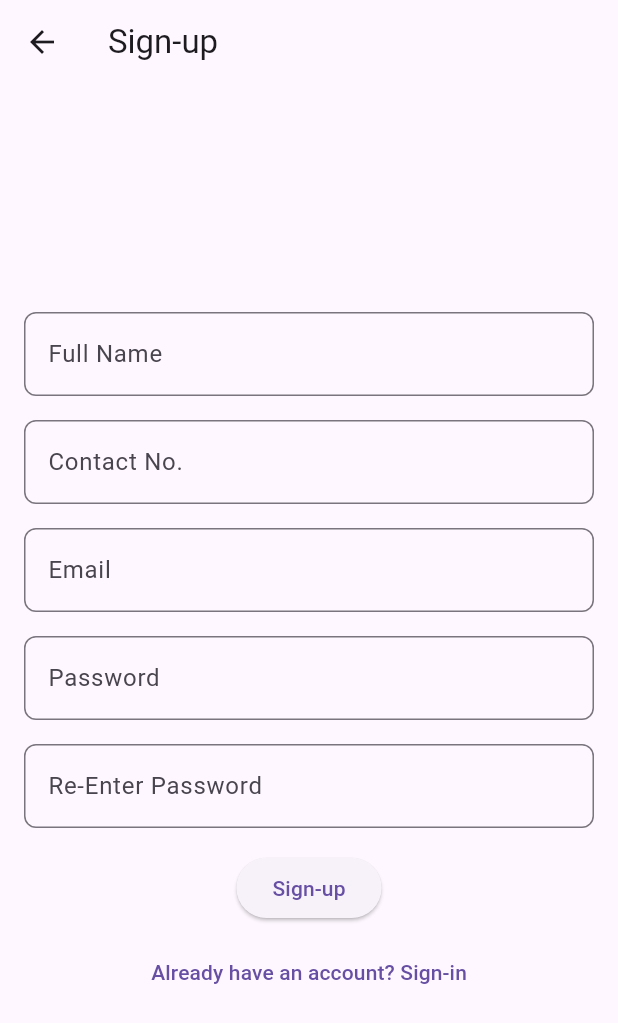
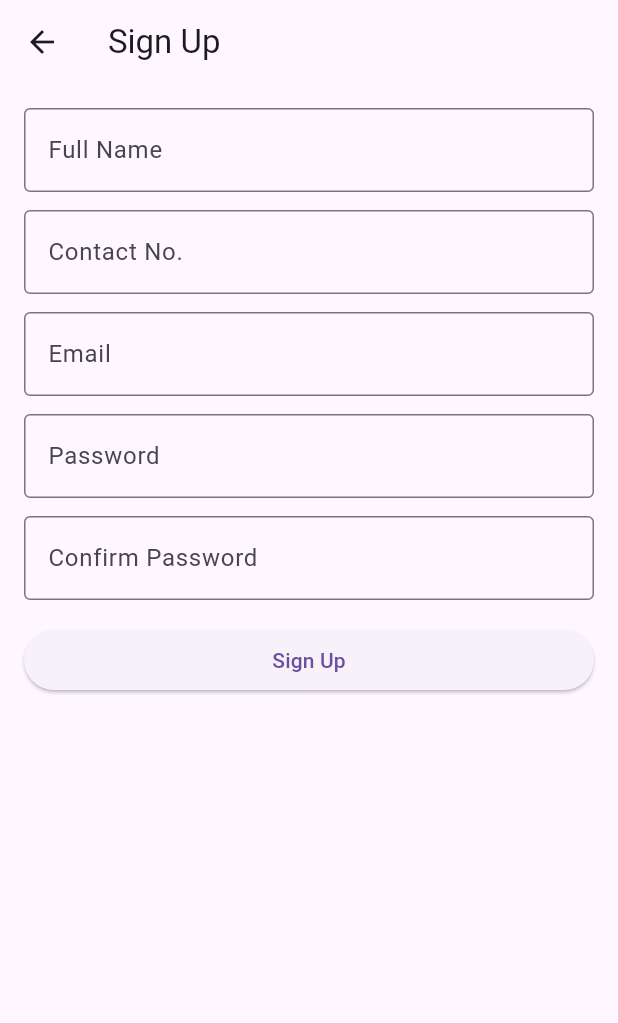
Before and after one commit to AbuhurairahFaheem/Car_Rental_App, a Flutter app: the SignUpScreen screen opened directly, on a phone screen of 412 x 824 dp. Shown: the top 1023 px of the screen. Run offline on Flutter 3.47's test engine with Material 3 defaults, Android fonts, the phone set to English and light mode, and no system bars; our stand-ins replace carousel_slider, firebase_auth, firebase_core, firebase_database; accounts and stored records are empty.

Commit message:
Added phone number verification in sign-up + refactored whole code of sign-up screen to make it understandable.

```diff
--- a/lib/screens/signup_page.dart
+++ b/lib/screens/signup_page.dart
@@ -145,305 +145,146 @@
 import 'package:flutter/material.dart';
 import 'package:firebase_auth/firebase_auth.dart';
 import 'package:firebase_database/firebase_database.dart';
-
+import '../models/user_models.dart';
+import '../widgets/custom_text_field.dart';
+import '../utils/validators.dart';
 
 class SignUpScreen extends StatefulWidget {
   const SignUpScreen({super.key});
 
   @override
-  _SignUpScreenState createState() => _SignUpScreenState();
+  State<SignUpScreen> createState() => _SignUpScreenState();
 }
 
 class _SignUpScreenState extends State<SignUpScreen> {
   final _formKey = GlobalKey<FormState>();
-  final _formData = SignUpFormData();
+  final nameController = TextEditingController();
+  final contactController = TextEditingController();
+  final emailController = TextEditingController();
+  final passwordController = TextEditingController();
+  final confirmPasswordController = TextEditingController();
 
-  void _signUp() async {
+  Future<void> _signUp() async {
     if (_formKey.currentState!.validate()) {
       try {
-        // Create user with email and password
-        UserCredential userCredential = await FirebaseAuth.instance
+        // Step 1: Create Firebase Auth user
+        final authResult = await FirebaseAuth.instance
             .createUserWithEmailAndPassword(
-          email: _formData.emailController.text.trim(),
-          password: _formData.passwordController.text.trim(),
+          email: emailController.text.trim(),
+          password: passwordController.text.trim(),
+        );
+        final uid = authResult.user!.uid;
+
+        // Step 2: Create UserModel object
+        final user = UserModel(
+          uid: uid,
+          fullName: nameController.text.trim(),
+          contact: contactController.text.trim(),
+          email: emailController.text.trim(),
         );
 
-        // Get the UID of the created user
-        String uid = userCredential.user!.uid;
+        // Step 3: Save to Firebase Realtime DB
+        await FirebaseDatabase.instance.ref("users/$uid").set(user.toJson());
 
-        // Store additional user info in Realtime Database
-        DatabaseReference ref = FirebaseDatabase.instance.ref("users/$uid");
-
-        await ref.set({
-          "fullName": _formData.nameController.text.trim(),
-          "contact": _formData.contactController.text.trim(),
-          "email": _formData.emailController.text.trim(),
-        });
-
-        // Now start phone number verification process
-        await _verifyPhoneNumber(uid); // Proceed to phone verification
+        // Step 4: Start phone verification
+        await _verifyPhoneNumber(uid);
 
         ScaffoldMessenger.of(context).showSnackBar(
-          const SnackBar(content: Text('Account created successfully!')),
+          const SnackBar(content: Text('Account created!')),
         );
         Navigator.pop(context);
       } on FirebaseAuthException catch (e) {
         String message = 'Registration failed';
         if (e.code == 'email-already-in-use') {
-          message = 'This email is already in use.';
+          message = 'Email is already in use';
         } else if (e.code == 'weak-password') {
-          message = 'Password is too weak.';
+          message = 'Weak password';
         }
-        ScaffoldMessenger.of(context).showSnackBar(
-          SnackBar(content: Text(message)),
-        );
-      } catch (e) {
-        ScaffoldMessenger.of(context).showSnackBar(
-          SnackBar(content: Text('Error: ${e.toString()}')),
-        );
+        ScaffoldMessenger.of(context).showSnackBar(SnackBar(content: Text(message)));
       }
     }
   }
 
   Future<void> _verifyPhoneNumber(String uid) async {
-    String phoneNumber = _formData.contactController.text.trim();
+    final phone = contactController.text.trim();
 
     await FirebaseAuth.instance.verifyPhoneNumber(
-      phoneNumber: phoneNumber,
-      verificationCompleted: (PhoneAuthCredential credential) async {
-        // If auto-verification happens, sign in the user directly
+      phoneNumber: phone,
+      verificationCompleted: (credential) async {
         await FirebaseAuth.instance.signInWithCredential(credential);
-        // Link the phone to the user account
-        await _linkPhoneToUser(uid, credential);
+        await _linkPhone(uid, credential);
       },
-      verificationFailed: (FirebaseAuthException e) {
-        print('Phone verification failed: ${e.message}');
-      },
-      codeSent: (String verificationId, int? resendToken) {
-        // Store the verification ID for later use
-        _showOTPDialog(verificationId, uid);
-      },
-      codeAutoRetrievalTimeout: (String verificationId) {
-        // Timeout, handle appropriately
-      },
+      verificationFailed: (e) => print('Phone verify error: ${e.message}'),
+      codeSent: (verificationId, _) => _showOtpDialog(verificationId, uid),
+      codeAutoRetrievalTimeout: (_) {},
     );
   }
 
-  void _showOTPDialog(String verificationId, String uid) {
-    final TextEditingController otpController = TextEditingController();
+  void _showOtpDialog(String verificationId, String uid) {
+    final otpController = TextEditingController();
 
     showDialog(
       context: context,
-      builder: (BuildContext context) {
-        return AlertDialog(
-          title: Text("Enter OTP"),
-          content: TextField(
-            controller: otpController,
-            decoration: InputDecoration(hintText: "Enter OTP sent to your phone"),
-          ),
+      builder: (_) => AlertDialog(
+        title: const Text("Enter OTP"),
+        content: TextField(controller: otpController),
         actions: [
           TextButton(
             onPressed: () async {
-                // Get OTP entered by the user
-                String smsCode = otpController.text.trim();
-
-                // Create PhoneAuthCredential with verificationId and smsCode
-                PhoneAuthCredential credential = PhoneAuthProvider.credential(
+              final smsCode = otpController.text.trim();
+              final credential = PhoneAuthProvider.credential(
                 verificationId: verificationId,
                 smsCode: smsCode,
               );
-
-                // Sign in with the credential
               await FirebaseAuth.instance.signInWithCredential(credential);
-
-                // Link phone number to Firebase account
-                await _linkPhoneToUser(uid, credential);
-
+              await _linkPhone(uid, credential);
               Navigator.pop(context);
             },
-              child: Text('Verify'),
+            child: const Text("Verify"),
           ),
         ],
-        );
-      },
+      ),
     );
   }
 
-  Future<void> _linkPhoneToUser(String uid, PhoneAuthCredential credential) async {
-    User? user = FirebaseAuth.instance.currentUser;
-
-    // Link the phone credential to the existing user
-    await user!.linkWithCredential(credential);
-
-    // Now you can update the phone number in the database too
-    DatabaseReference ref = FirebaseDatabase.instance.ref("users/$uid");
-    await ref.update({"phone": _formData.contactController.text.trim()});
+  Future<void> _linkPhone(String uid, PhoneAuthCredential credential) async {
+    await FirebaseAuth.instance.currentUser?.linkWithCredential(credential);
+    await FirebaseDatabase.instance
+        .ref("users/$uid")
+        .update({'phone': contactController.text.trim()});
   }
 
   @override
   Widget build(BuildContext context) {
     return Scaffold(
-      appBar: AppBar(title: const Text('Sign-up')),
+      appBar: AppBar(title: const Text('Sign Up')),
       body: Padding(
-        padding: const EdgeInsets.all(16.0),
-        child: Center(
-          child: SingleChildScrollView(
-            child: SignUpForm(
-              formKey: _formKey,
-              formData: _formData,
-              onSubmit: _signUp,
-              onNavigateToLogin: () => Navigator.pop(context),
+        padding: const EdgeInsets.all(16),
+        child: Form(
+          key: _formKey,
+          child: ListView(
+            shrinkWrap: true,
+            children: [
+              CustomTextField(label: 'Full Name', controller: nameController, validator: Validators.validateName),
+              const SizedBox(height: 12),
+              CustomTextField(label: 'Contact No.', controller: contactController, keyboardType: TextInputType.phone, validator: Validators.validateContact),
+              const SizedBox(height: 12),
+              CustomTextField(label: 'Email', controller: emailController, keyboardType: TextInputType.emailAddress, validator: Validators.validateEmail),
+              const SizedBox(height: 12),
+              CustomTextField(label: 'Password', controller: passwordController, obscureText: true, validator: Validators.validatePassword),
+              const SizedBox(height: 12),
+              CustomTextField(
+                label: 'Confirm Password',
+                controller: confirmPasswordController,
+                obscureText: true,
+                validator: (value) => Validators.validateConfirmPassword(value, passwordController.text),
               ),
+              const SizedBox(height: 16),
+              ElevatedButton(onPressed: _signUp, child: const Text('Sign Up')),
+            ],
           ),
         ),
       ),
     );
   }
 }
-
-// Data Holder (Single Responsibility)
-class SignUpFormData {
-  final nameController = TextEditingController();
-  final contactController = TextEditingController();
-  final emailController = TextEditingController();
-  final passwordController = TextEditingController();
-  final confirmPasswordController = TextEditingController();
-}
-
-// Form Widget (Open/Closed Principle)
-class SignUpForm extends StatelessWidget {
-  final GlobalKey<FormState> formKey;
-  final SignUpFormData formData;
-  final VoidCallback onSubmit;
-  final VoidCallback onNavigateToLogin;
-
-  const SignUpForm({
-    super.key,
-    required this.formKey,
-    required this.formData,
-    required this.onSubmit,
-    required this.onNavigateToLogin,
-  });
-
-  @override
-  Widget build(BuildContext context) {
-    return Form(
-      key: formKey,
-      child: Column(
-        children: [
-          CustomTextField(
-            label: 'Full Name',
-            controller: formData.nameController,
-            validator: Validators.validateName,
-          ),
-          const SizedBox(height: 16),
-          CustomTextField(
-            label: 'Contact No.',
-            controller: formData.contactController,
-            keyboardType: TextInputType.phone,
-            validator: Validators.validateContact,
-          ),
-          const SizedBox(height: 16),
-          CustomTextField(
-            label: 'Email',
-            controller: formData.emailController,
-            keyboardType: TextInputType.emailAddress,
-            validator: Validators.validateEmail,
-          ),
-          const SizedBox(height: 16),
-          CustomTextField(
-            label: 'Password',
-            controller: formData.passwordController,
-            obscureText: true,
-            validator: Validators.validatePassword,
-          ),
-          const SizedBox(height: 16),
-          CustomTextField(
-            label: 'Re-Enter Password',
-            controller: formData.confirmPasswordController,
-            obscureText: true,
-            validator:
-                (value) => Validators.validateConfirmPassword(
-                  value,
-                  formData.passwordController.text,
-                ),
-          ),
-          const SizedBox(height: 16),
-          ElevatedButton(onPressed: onSubmit, child: const Text('Sign-up')),
-          const SizedBox(height: 8),
-          TextButton(
-            onPressed: onNavigateToLogin,
-            child: const Text('Already have an account? Sign-in'),
-          ),
-        ],
-      ),
-    );
-  }
-}
-
-// Reusable Input Field Widget (Liskov + Interface Segregation)
-class CustomTextField extends StatelessWidget {
-  final String label;
-  final TextEditingController controller;
-  final TextInputType keyboardType;
-  final bool obscureText;
-  final String? Function(String?) validator;
-
-  const CustomTextField({
-    super.key,
-    required this.label,
-    required this.controller,
-    required this.validator,
-    this.keyboardType = TextInputType.text,
-    this.obscureText = false,
-  });
-
-  @override
-  Widget build(BuildContext context) {
-    return TextFormField(
-      controller: controller,
-      keyboardType: keyboardType,
-      obscureText: obscureText,
-      decoration: InputDecoration(
-        labelText: label,
-        border: OutlineInputBorder(borderRadius: BorderRadius.circular(8)),
-      ),
-      validator: validator,
-    );
-  }
-}
-
-// Validator Utility Class (Single Responsibility)
-class Validators {
-  static String? validateName(String? value) {
-    if (value == null || value.isEmpty) return 'Please enter your full name';
-    return null;
-  }
-
-  static String? validateContact(String? value) {
-    if (value == null || value.isEmpty)
-      return 'Please enter your contact number';
-    if (!RegExp(r'^\d{10,15}$').hasMatch(value))
-      return 'Enter a valid contact number';
-    return null;
-  }
-
-  static String? validateEmail(String? value) {
-    if (value == null || value.isEmpty) return 'Please enter your email';
-    if (!RegExp(r'^[^@]+@[^@]+\.[^@]+').hasMatch(value))
-      return 'Enter a valid email';
-    return null;
-  }
-
-  static String? validatePassword(String? value) {
-    if (value == null || value.isEmpty) return 'Please enter your password';
-    if (value.length < 6) return 'Password must be at least 6 characters';
-    return null;
-  }
-
-  static String? validateConfirmPassword(String? value, String password) {
-    if (value == null || value.isEmpty) return 'Please re-enter your password';
-    if (value != password) return 'Passwords do not match';
-    return null;
-  }
-}
```
Lines whose indentation alone changed are shown as unchanged.
